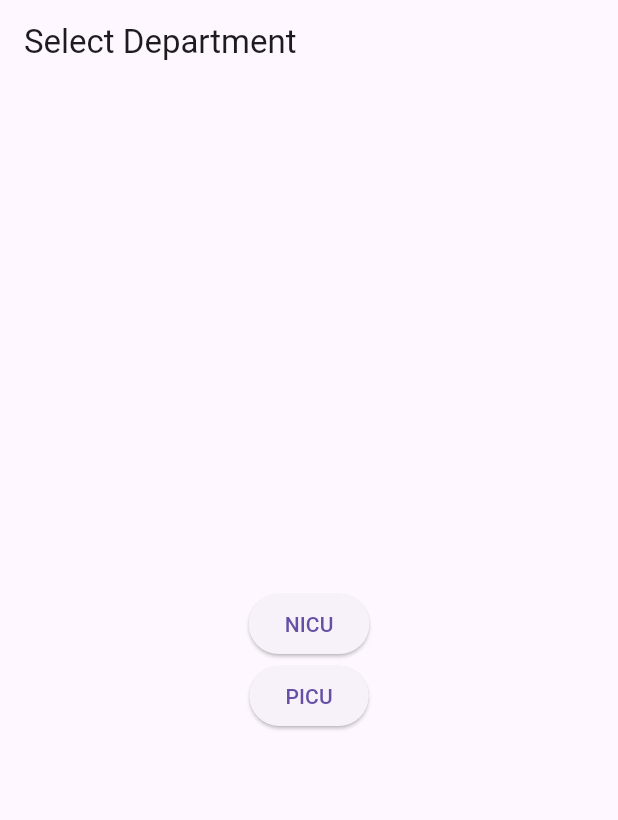
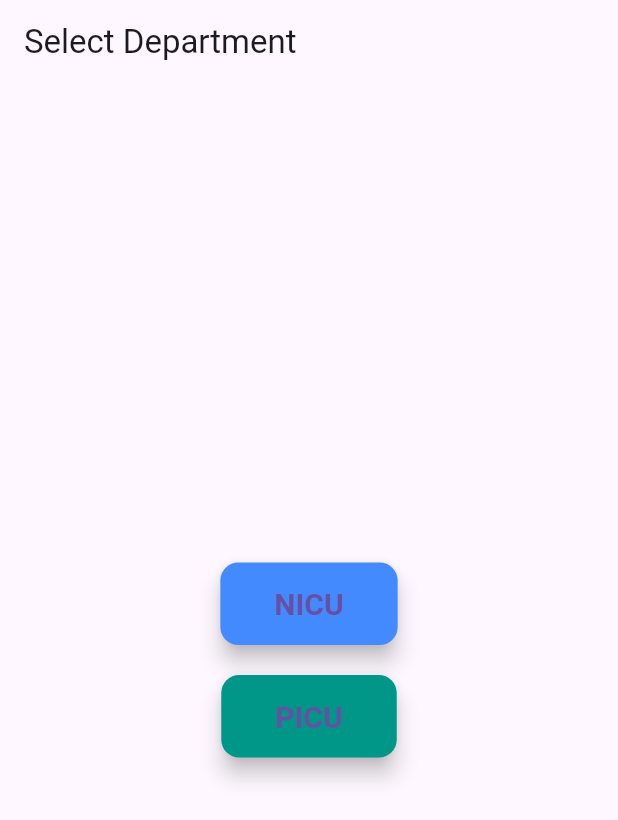
Before and after one commit to oshaheen6/BakryApp, a Flutter app: the DepartmentSelectionScreen screen opened directly, on a phone screen of 412 x 824 dp. Shown: the top 820 px of the screen. Run offline on Flutter 3.47's test engine with Material 3 defaults, Android fonts, the phone set to English and light mode, and no system bars; our stand-ins replace cloud_firestore, firebase_auth, firebase_core, flutter_login; accounts and stored records are empty.

Commit message:
fixing department screen and fetching its data

```diff
--- a/lib/department_screen.dart
+++ b/lib/department_screen.dart
@@ -9,34 +9,65 @@ class DepartmentSelectionScreen extends StatelessWidget {
         title: const Text('Select Department'),
       ),
       body: Center(
+        child: Padding(
+          padding: const EdgeInsets.all(20.0),
           child: Column(
             mainAxisAlignment: MainAxisAlignment.center,
             children: [
-            ElevatedButton(
+              // NICU Button
+              _buildDepartmentButton(
+                context,
+                title: 'NICU',
+                color: Colors.blueAccent,
                 onPressed: () {
                   Navigator.push(
                     context,
                     MaterialPageRoute(
-                    builder: (context) => PatientListScreen(department: 'NICU'),
+                      builder: (context) =>
+                          PatientListScreen(department: 'NICU'),
                     ),
                   );
                 },
-              child: const Text('NICU'),
               ),
-            ElevatedButton(
+              const SizedBox(height: 20),
+              // PICU Button
+              _buildDepartmentButton(
+                context,
+                title: 'PICU',
+                color: Colors.teal,
                 onPressed: () {
                   Navigator.push(
                     context,
                     MaterialPageRoute(
-                    builder: (context) => PatientListScreen(department: 'PICU'),
+                      builder: (context) =>
+                          PatientListScreen(department: 'PICU'),
                     ),
                   );
                 },
-              child: const Text('PICU'),
               ),
             ],
           ),
         ),
+      ),
+    );
+  }
+
+  Widget _buildDepartmentButton(BuildContext context,
+      {required String title,
+      required Color color,
+      required VoidCallback onPressed}) {
+    return ElevatedButton(
+      onPressed: onPressed,
+      style: ElevatedButton.styleFrom(
+        padding: const EdgeInsets.symmetric(vertical: 16.0, horizontal: 36.0),
+        backgroundColor: color,
+        shape: RoundedRectangleBorder(
+          borderRadius: BorderRadius.circular(12.0),
+        ),
+        elevation: 6,
+        textStyle: const TextStyle(fontSize: 20, fontWeight: FontWeight.bold),
+      ),
+      child: Text(title),
     );
   }
 }
--- a/pubspec.yaml
+++ b/pubspec.yaml
@@ -33,6 +33,7 @@ dependencies:
   firebase_core: ^3.6.0
   flutter:
     sdk: flutter
+  intl: ^0.19.0
 
 dev_dependencies:
   cloud_firestore: ^5.4.4
```
Also changed, not shown: lib/labs_screen.dart (+148 -136 lines), lib/patient_list_screen.dart (+4 -3 lines), pubspec.lock. Lines whose indentation alone changed are shown as unchanged.
